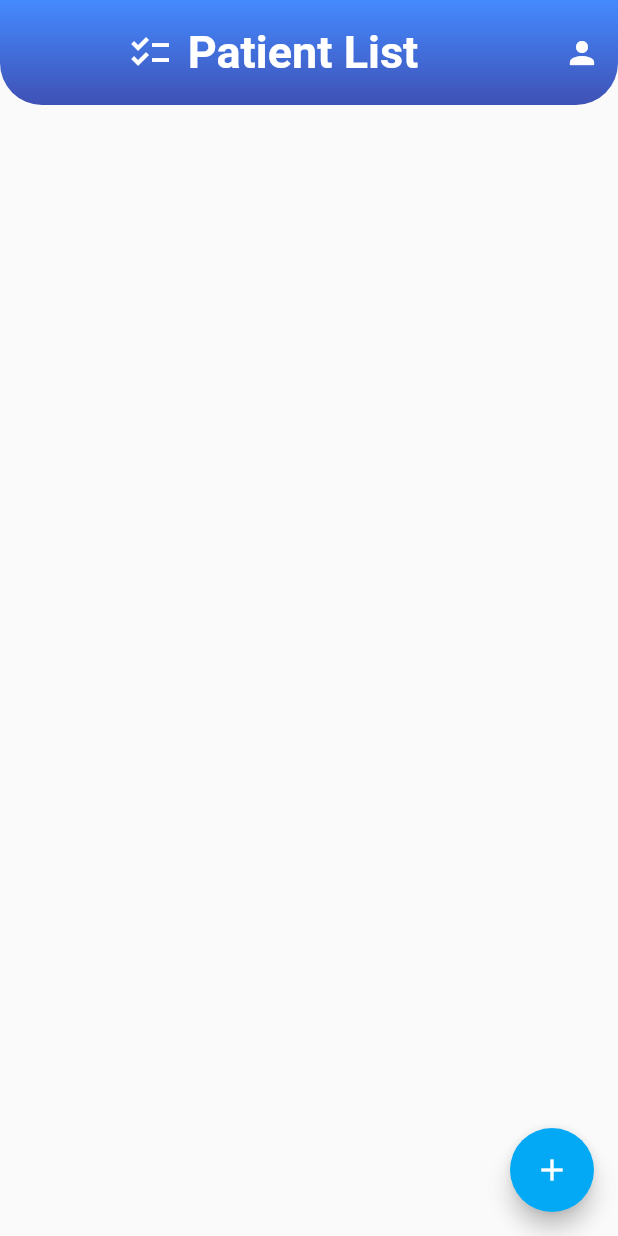
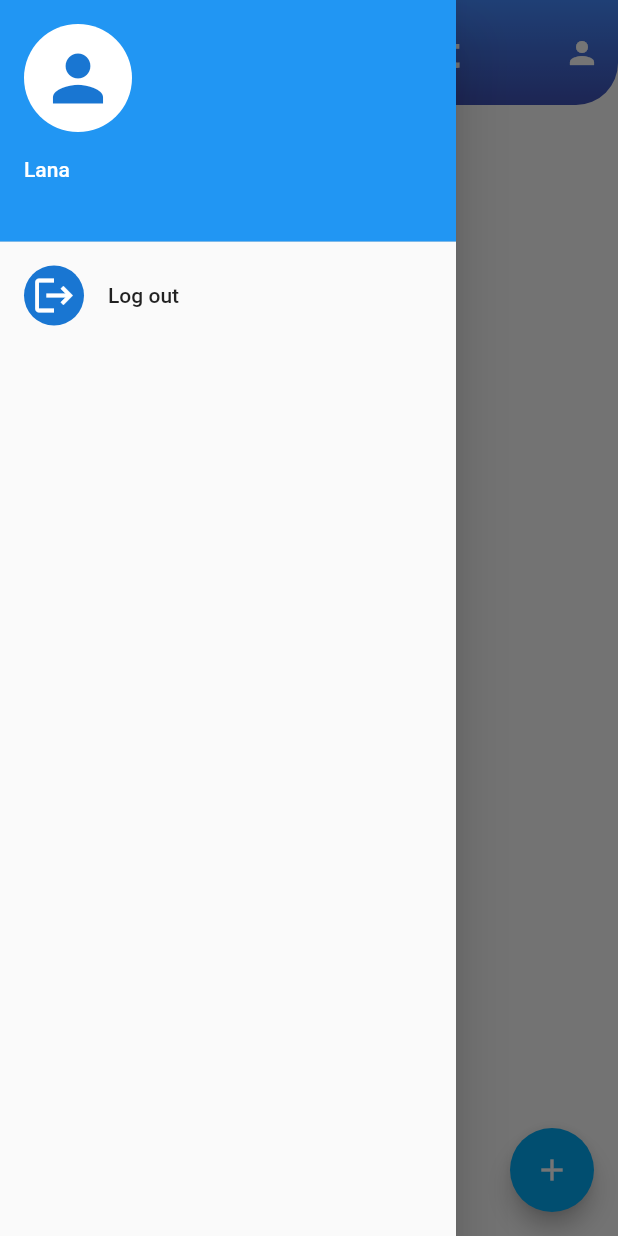
Before and after one commit to lanaarnous01/med-app, a Flutter app: the PatientListPage screen opened directly, with the side drawer open (before the commit the screen has no drawer), on a phone screen of 412 x 824 dp. Run offline on Flutter 3.47's test engine with Material 2 defaults, Android fonts, the phone set to English and light mode, and no system bars; our stand-ins replace cloud_firestore, firebase_auth, firebase_core; accounts and stored records are empty; network calls fail.

```diff
--- a/lib/pages/loginNurse_page.dart
+++ b/lib/pages/loginNurse_page.dart
@@ -126,7 +126,7 @@ class _LoginNursePageState extends State<LoginNursePage> {
           ElevatedButton(onPressed: () {
             authService.signInEmailAndPass(
               emailController.text, passwordController.text);
-          }, child: Text('Login in',
+          }, child: Text('Login',
           style: TextStyle(fontSize: 18),
           ),
           style: ElevatedButton.styleFrom(
--- a/lib/pages/patientList.dart
+++ b/lib/pages/patientList.dart
@@ -1,7 +1,9 @@
+import 'package:firebase_auth/firebase_auth.dart';
 import 'package:firebase_core/firebase_core.dart';
 import 'package:flutter/material.dart';
 import 'package:hps_application/main.dart';
 import 'package:hps_application/pages/addPatient_page.dart';
+import 'package:hps_application/pages/option_page.dart';
 import 'package:hps_application/services/authServices.dart';
 // import '../models/listModel.dart';
 import '../widgets/patientList_widget.dart';
@@ -29,10 +31,51 @@ class _PatientListPageState extends State<PatientListPage> {
 
 
     return Scaffold(
+      drawer: Drawer(
+        child: Column(
+          children: <Widget>[
+        UserAccountsDrawerHeader(
+        currentAccountPicture: CircleAvatar(
+          backgroundColor: Colors.white,
+          child: Icon(Icons.person, size: 50.0,),
+        ),
+        accountName: Text('Lana'),
+        accountEmail:Text( FirebaseAuth.instance.currentUser == null ? "" :FirebaseAuth.instance.currentUser!.email.toString()),
+      ),
+            FirebaseAuth.instance.currentUser == null ? ListTile(
+                leading: CircleAvatar(
+                  child: Icon(Icons.login,
+                    color: Colors.white,
+                    size: 30.0,
+                  ),
+                ),
+                title: Text("Sign in"),
+                onTap: () async {
+                  Navigator.push(context, MaterialPageRoute(builder: (context) => Option_page()));
+
+                }
+            )
+            :ListTile(
+          leading: CircleAvatar(
+            child: Icon(Icons.logout,
+              color: Colors.white,
+              size: 30.0,
+            ),
+          ),
+          title: Text("Log out"),
+          onTap: () async {
+            await FirebaseAuth.instance.signOut();
+
+          }
+        )
+      ],
+      ),
+        ),
        appBar: AppBar(
         backgroundColor: Colors.transparent,
         elevation: 0,
         toolbarHeight: 70,
+
         title: Container(
           child: Row(
             mainAxisAlignment: MainAxisAlignment.center,
--- a/lib/services/authServices.dart
+++ b/lib/services/authServices.dart
@@ -7,6 +7,7 @@ class AuthService{
     if (user == null){
       return null;
     }
+
     return User(user.uid, user.email);
   }
 
@@ -29,6 +30,7 @@ class AuthService{
   )async{
     final credentials = await _firebaseAuth.createUserWithEmailAndPassword(
       email: email, password: password);
+
       return _userFromFirebase(credentials.user);
   }
 
```
Also changed, not shown: lib/FirebaseThings/FirebaseVariables.dart (added, +27 -0 lines), lib/main.dart (+11 -10 lines), lib/pages/addPatient_page.dart (+8 -4 lines), lib/pages/login_page.dart (+51 -1 lines), lib/pages/patientInfo.dart (+26 -24 lines), lib/pages/updateMeasurements.dart (+46 -14 lines), pubspec.lock.
